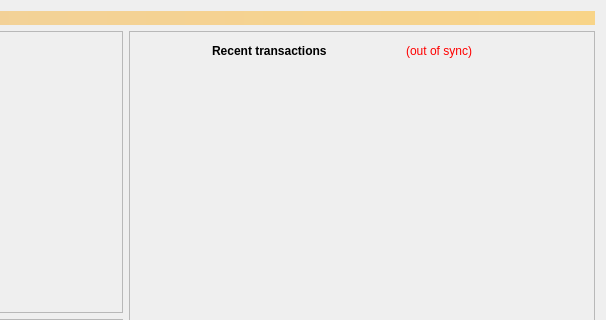
Above: src/qt/forms/overviewpage.ui from SHTDJ/Bulwark before the change; both pictures show x 354 to 960 and y 0 to 320 of the 960 by 680 pixel window. Below: the same form after it.
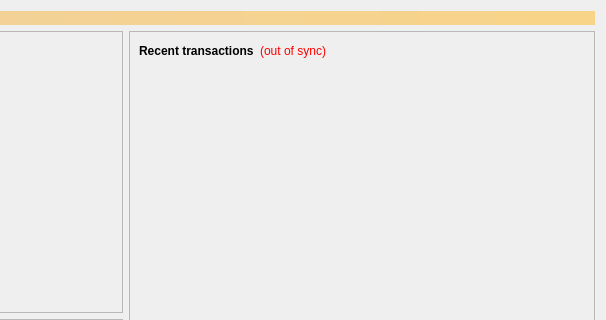
That is the form after the change.

Diff of the .ui file:
```diff
--- a/src/qt/forms/overviewpage.ui
+++ b/src/qt/forms/overviewpage.ui
@@ -1409,7 +1409,7 @@
                <enum>Qt::Horizontal</enum>
               </property>
               <property name="sizeType">
-               <enum>QSizePolicy::Preferred</enum>
+               <enum>QSizePolicy::Expanding</enum>
               </property>
               <property name="sizeHint" stdset="0">
                <size>
```
